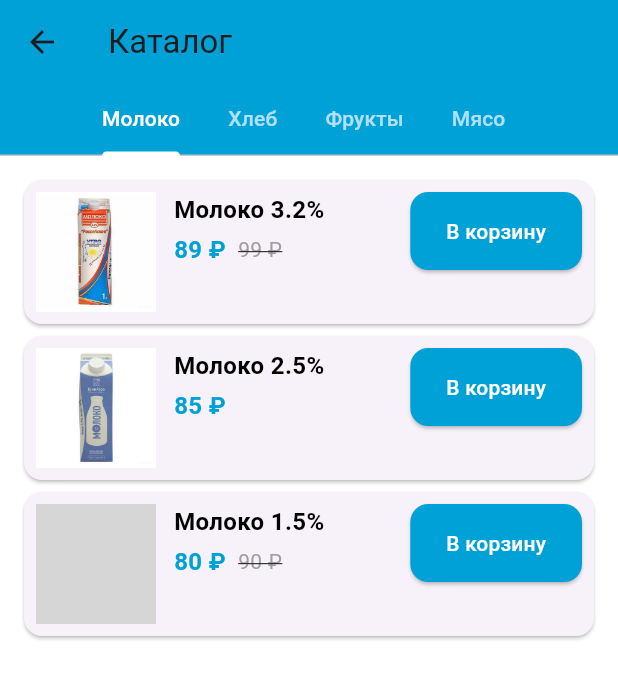
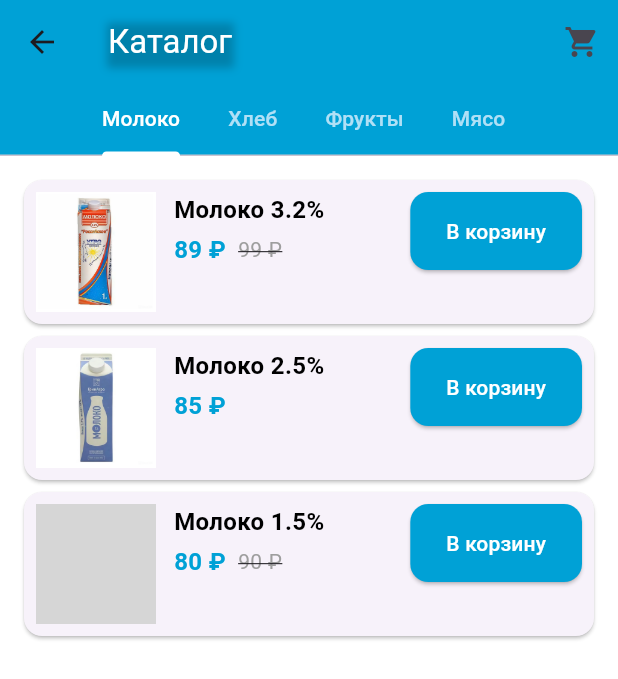
Before and after one commit to ParkAleksandra/volna, a Flutter app: the CatalogScreen screen opened directly, on a phone screen of 412 x 824 dp. Shown: the top 679 px of the screen. Run offline on Flutter 3.47's test engine with Material 3 defaults, Android fonts, the phone set to English and light mode, and no system bars; our stand-ins replace flutter_svg, google_fonts, shared_preferences; accounts and stored records are empty; grey boxes are pictures that could not be loaded.

Commit message:
add:catalog,logo

```diff
--- a/lib/screens/catalog_screen.dart
+++ b/lib/screens/catalog_screen.dart
@@ -1,6 +1,12 @@
 import 'package:flutter/material.dart';
+import 'cart_screen.dart';
 
-class CatalogScreen extends StatelessWidget {
+class CatalogScreen extends StatefulWidget {
+  @override
+  _CatalogScreenState createState() => _CatalogScreenState();
+}
+
+class _CatalogScreenState extends State<CatalogScreen> {
   final Map<String, List<Map<String, dynamic>>> categories = {
     'Молоко': [
       {'name': 'Молоко 3.2%', 'price': '89 ₽', 'oldPrice': '99 ₽', 'image': 'assets/images/milk_3.2.png'},
@@ -22,15 +28,71 @@
     ],
   };
 
+  List<Map<String, dynamic>> cartItems = [];
+
   @override
   Widget build(BuildContext context) {
     return DefaultTabController(
       length: categories.length,
       child: Scaffold(
         appBar: AppBar(
-          title: Text('Каталог'),
           backgroundColor: Color(0xFF00A1D6),
           elevation: 0,
+          title: Container(
+            decoration: BoxDecoration(
+              boxShadow: [
+                BoxShadow(
+                  color: Colors.black.withOpacity(0.2),
+                  spreadRadius: 1,
+                  blurRadius: 4,
+                  offset: Offset(0, 2),
+                ),
+              ],
+            ),
+            child: Text(
+              'Каталог',
+              style: TextStyle(color: Colors.white),
+            ),
+          ),
+          actions: [
+            Stack(
+              children: [
+                IconButton(
+                  icon: Icon(Icons.shopping_cart),
+                  onPressed: () {
+                    Navigator.push(
+                      context,
+                      MaterialPageRoute(builder: (context) => CartScreen(cartItems: cartItems)),
+                    );
+                  },
+                ),
+                if (cartItems.isNotEmpty)
+                  Positioned(
+                    right: 8,
+                    top: 8,
+                    child: Container(
+                      padding: EdgeInsets.all(2),
+                      decoration: BoxDecoration(
+                        color: Colors.red,
+                        borderRadius: BorderRadius.circular(10),
+                      ),
+                      constraints: BoxConstraints(
+                        minWidth: 16,
+                        minHeight: 16,
+                      ),
+                      child: Text(
+                        '${cartItems.length}',
+                        style: TextStyle(
+                          color: Colors.white,
+                          fontSize: 12,
+                        ),
+                        textAlign: TextAlign.center,
+                      ),
+                    ),
+                  ),
+              ],
+            ),
+          ],
           bottom: TabBar(
             isScrollable: true,
             labelColor: Color(0xFFFFFFFF),
@@ -48,7 +110,7 @@
               itemBuilder: (context, index) {
                 final product = products[index];
                 return Card(
-                  margin: EdgeInsets.only(bottom: 8), // Отступ снизу
+                  margin: EdgeInsets.only(bottom: 8), // Исправлено на "bottom"
                   shape: RoundedRectangleBorder(
                     borderRadius: BorderRadius.circular(12),
                   ),
@@ -57,7 +119,6 @@
                     child: Row(
                       crossAxisAlignment: CrossAxisAlignment.start,
                       children: [
-                        // Изображение продукта
                         Container(
                           width: 80,
                           height: 80,
@@ -68,14 +129,11 @@
                             product['image'],
                             fit: BoxFit.cover,
                             errorBuilder: (context, error, stackTrace) {
-                              return Container(
-                                color: Color(0xFFE0E0E0), // Заглушка, если изображения нет
-                              );
+                              return Container(color: Color(0xFFE0E0E0));
                             },
                           ),
                         ),
                         SizedBox(width: 12),
-                        // Название и цена
                         Expanded(
                           child: Column(
                             crossAxisAlignment: CrossAxisAlignment.start,
@@ -92,8 +150,7 @@
                                     style: TextStyle(
                                       fontSize: 16,
                                       color: Color(0xFF00A1D6),
-                                      fontWeight: FontWeight.bold,
-                                    ),
+                                      fontWeight: FontWeight.bold),
                                   ),
                                   if (product['oldPrice'] != null) ...[
                                     SizedBox(width: 8),
@@ -111,9 +168,11 @@
                             ],
                           ),
                         ),
-                        // Кнопка "В корзину"
                         ElevatedButton(
                           onPressed: () {
+                            setState(() {
+                              cartItems.add(Map.from(product));
+                            });
                             ScaffoldMessenger.of(context).showSnackBar(
                               SnackBar(content: Text('${product['name']} добавлен в корзину')),
                             );
```
Also changed, not shown: lib/main.dart (+62 -2 lines), lib/screens/cart_screen.dart (added, +85 -0 lines), lib/screens/profile_screen.dart (added, +61 -0 lines), lib/screens/registration_screen.dart (added, +66 -0 lines), pubspec.yaml (+8 -4 lines), assets/logo.svg (added), assets/title.svg (added), pubspec.lock, 1 other file.
